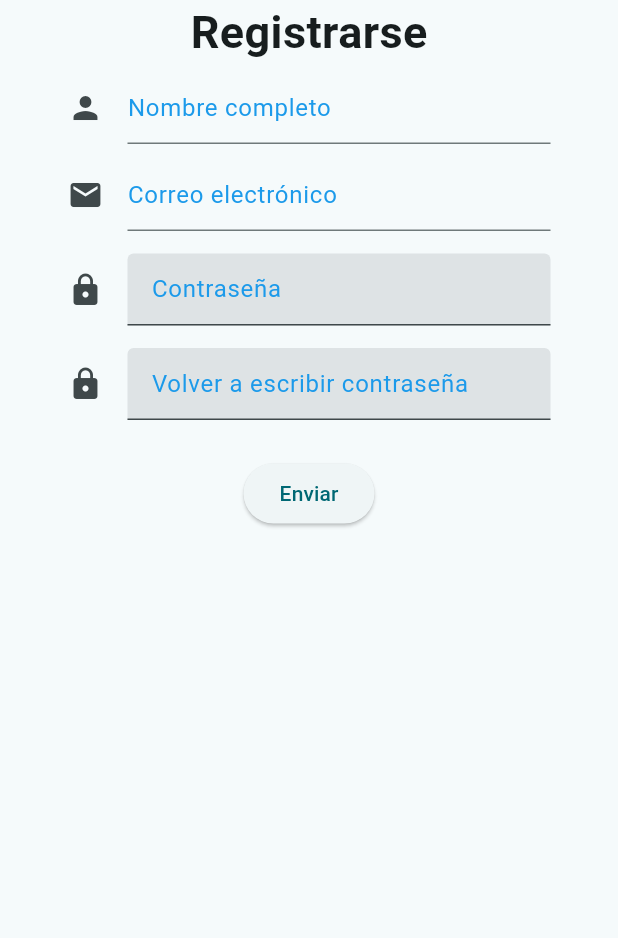
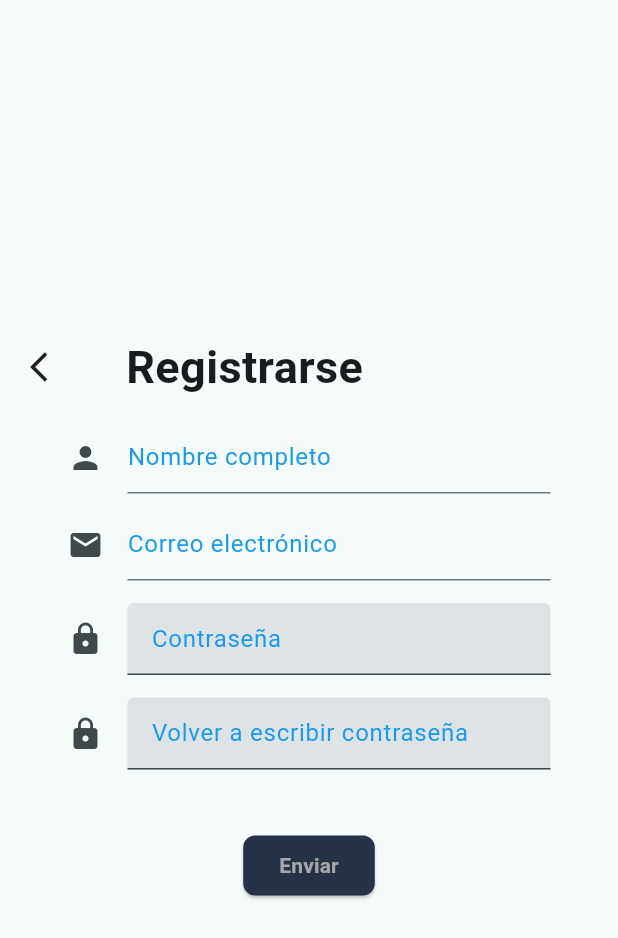
Before and after one commit to D4v1D-lab/facipay, a Flutter app: the Register screen opened directly, on a phone screen of 412 x 824 dp. Shown: the top 938 px of the screen. Run offline on Flutter 3.47's test engine with Material 3 defaults, Android fonts, the phone set to English and light mode, and no system bars.

Commit message:
register2

```diff
--- a/lib/pages/signup_page.dart
+++ b/lib/pages/signup_page.dart
@@ -1,4 +1,5 @@
 import 'package:facipay/colors.dart';
+import 'package:facipay/pages/login_page.dart';
 import 'package:flutter/material.dart';
 
 class Register extends StatefulWidget {
@@ -15,20 +16,38 @@ class _RegisterState extends State<Register> {
   @override
   Widget build(BuildContext context) {
     return Scaffold(
-      body: SafeArea(
+      body: Center(
+        child: SingleChildScrollView(
           child: Column(
             children: [
+              Padding(
+                padding: const EdgeInsets.only(right: 150, bottom: 15),
+                child: Row(
+                  mainAxisAlignment: MainAxisAlignment.spaceAround,
+                  children: [
+                    InkWell(
+                      onTap: () {
+                        Navigator.push(
+                            context,
+                            MaterialPageRoute(
+                                builder: (context) => const LoginPage()));
+                      },
+                      child: const Icon(Icons.arrow_back_ios),
+                    ),
                     const Text(
                       'Registrarse',
-              style: TextStyle(fontSize: 30, fontWeight: FontWeight.bold),
+                      style:
+                          TextStyle(fontSize: 30, fontWeight: FontWeight.bold),
+                    ),
+                  ],
+                ),
               ),
               Form(
                   key: _formkey,
                   child: Column(
                     children: <Widget>[
                       Padding(
-                      padding:
-                          const EdgeInsets.only(right: 45, left: 45, top: 5),
+                        padding: const EdgeInsets.only(right: 45, left: 45),
                         child: TextFormField(
                           decoration: const InputDecoration(
                             icon: Icon(Icons.person),
@@ -84,7 +103,7 @@ class _RegisterState extends State<Register> {
                       ),
                       Padding(
                         padding: const EdgeInsets.only(
-                          right: 45, left: 45, top: 15, bottom: 25),
+                            right: 45, left: 45, top: 15, bottom: 40),
                         child: TextFormField(
                           decoration: const InputDecoration(
                             icon: Icon(Icons.lock),
@@ -102,6 +121,10 @@ class _RegisterState extends State<Register> {
                         ),
                       ),
                       ElevatedButton(
+                          style: ElevatedButton.styleFrom(
+                              backgroundColor: buttonColor,
+                              shape: RoundedRectangleBorder(
+                                  borderRadius: BorderRadius.circular(8))),
                           onPressed: () {
                             if (_formkey.currentState!.validate()) {
                               ScaffoldMessenger.of(context).showSnackBar(
@@ -109,12 +132,18 @@ class _RegisterState extends State<Register> {
                                       content: Text('Procesando información')));
                             }
                           },
-                        child: const Text('Enviar'))
+                          child: const Text(
+                            'Enviar',
+                            style: TextStyle(
+                                color: background2,
+                                fontWeight: FontWeight.bold),
+                          ))
                     ],
                   )),
             ],
           ),
         ),
+      ),
     );
   }
 }
```
Lines whose indentation alone changed are shown as unchanged.
